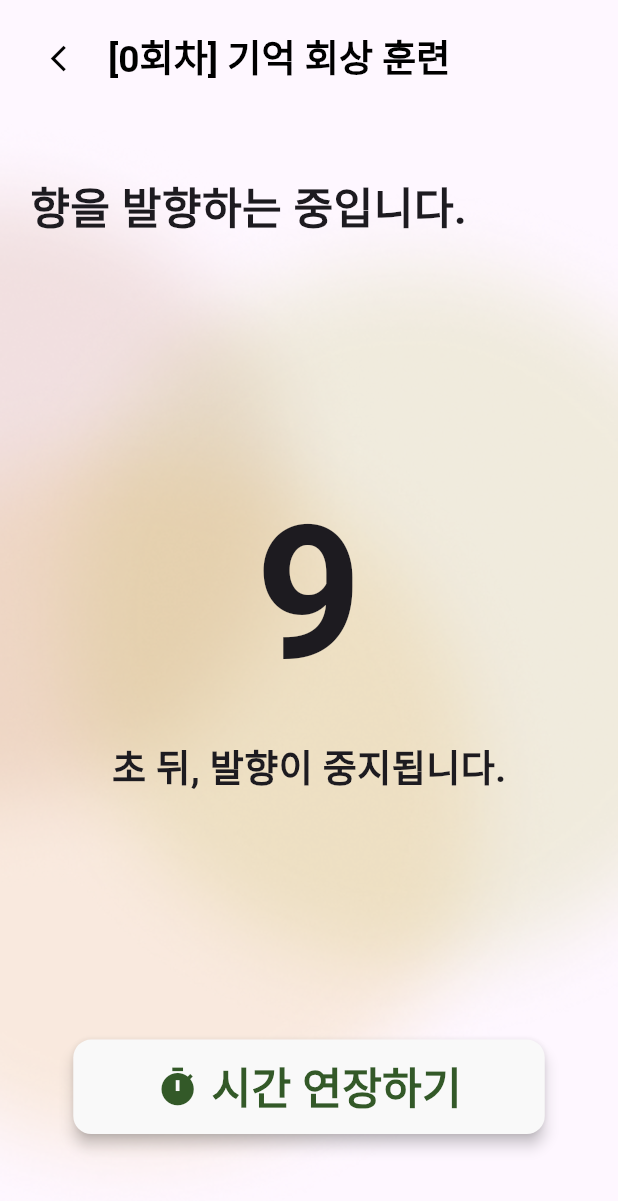
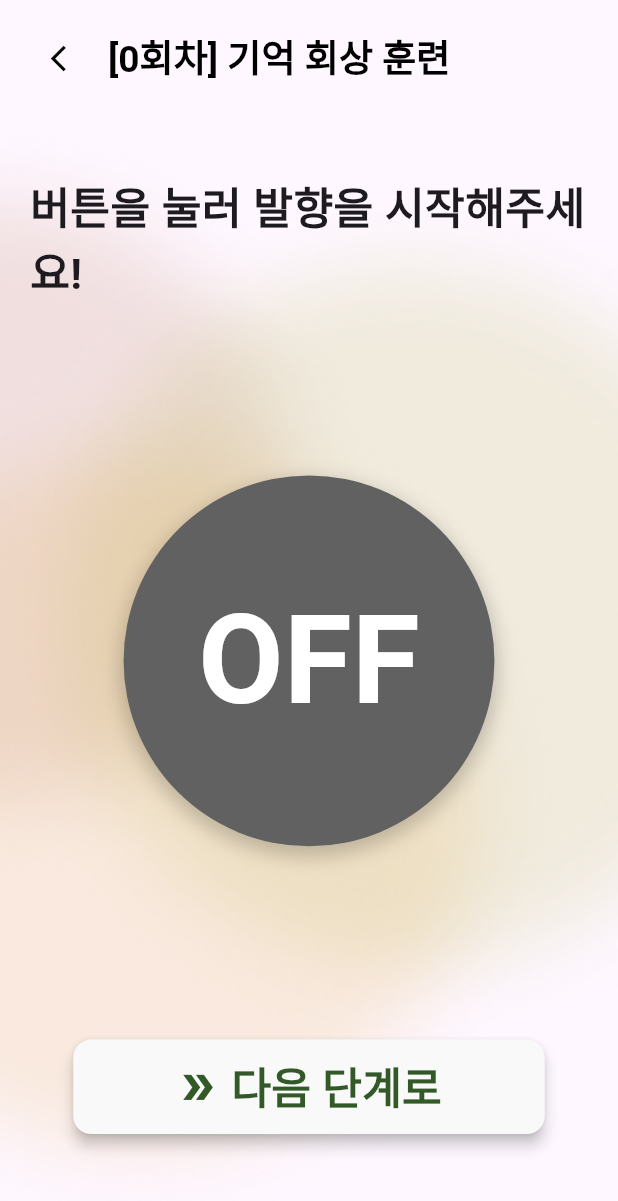
Before and after one commit to deepscent-cnu/deepscent-cnu-app, a Flutter app: the MemoryRecallTrainingScreen screen opened directly with empty values, on a phone screen of 412 x 824 dp. Shown: the top 1201 px of the screen. Run offline on Flutter 3.47's test engine with Material 3 defaults, Android fonts, the phone set to English and light mode, and no system bars; our stand-ins replace audioplayers, flutter_staggered_animations, flutter_tts, get, shared_preferences, speech_to_text; missing offline and left inert: record; accounts and stored records are empty.

Commit message:
feat: 기억 회상 훈련 발향 ON, OFF 로 변경

```diff
--- a/lib/common/data/device_api.dart
+++ b/lib/common/data/device_api.dart
@@ -34,6 +34,11 @@ class DeviceApi {
       );
 
       debugPrint('(Debug) 응답 상태 코드: ${response.statusCode}');
+      if (fanSpeed == 0) {
+        debugPrint('(Debug) 발향 중지 동작 성공');
+      } else {
+        debugPrint('(Debug) 발향 시작 동작 성공');
+      }
     } catch (e) {
       debugPrint('(Debug) 향기 제어 API 호출 중 오류 발생: $e');
     }
--- a/lib/features/memory_recall_training/presentation/screens/memory_recall_training_screen.dart
+++ b/lib/features/memory_recall_training/presentation/screens/memory_recall_training_screen.dart
@@ -7,6 +7,7 @@ import 'package:deepscent_cnu/features/memory_recall_training/presentation/scree
 import 'package:deepscent_cnu/common/widgets/custom_app_bar.dart';
 import 'package:flutter/material.dart';
 import 'package:get/get.dart';
+import 'dart:async';
 
 class MemoryRecallTrainingScreen extends StatefulWidget {
   final int sessionIndex; // 회차
@@ -23,14 +24,15 @@ class MemoryRecallTrainingScreen extends StatefulWidget {
       MemoryRecallTrainingScreenState();
 }
 
-class MemoryRecallTrainingScreenState
-    extends State<MemoryRecallTrainingScreen> {
+class MemoryRecallTrainingScreenState extends State<MemoryRecallTrainingScreen>
+    with SingleTickerProviderStateMixin {
   final memoryRecallTrainingController =
       Get.find<MemoryRecallTrainingController>();
-  int remainTime = 10;
-  String message = "초 뒤, 발향이 중지됩니다.";
-  bool isStopped = false;
+  bool isDifussed = false;
   bool showHelp = false;
+
+  late AnimationController _animationController;
+  late Animation<double> _animation;
 
   void toggleHelp() {
     setState(() {
@@ -41,30 +43,47 @@ class MemoryRecallTrainingScreenState
   @override
   void initState() {
     super.initState();
-    startTrainingCycle();
+    _animationController = AnimationController(
+      vsync: this,
+      duration: const Duration(seconds: 2), // 물결이 퍼지는 속도
+    );
+
+    _animation = Tween<double>(begin: 0, end: 1).animate(_animationController)
+      ..addListener(() {
+        // 애니메이션 값이 변경될 때마다 위젯을 다시 그리도록 설정
+        setState(() {});
+      });
   }
 
-  Future<void> startTrainingCycle() async {
-    isStopped = false;
+  @override
+  void dispose() {
+    _animationController.dispose();
+    super.dispose();
+  }
+
+  Future<void> toggleScent() async {
+    setState(() {
+      isDifussed = !isDifussed;
+    });
+
     int deviceNumber = memoryRecallTrainingController.deviceNumber;
     int fanNumber = memoryRecallTrainingController.fanNumber;
+
+    if (isDifussed) {
       await DeviceApi.controlScentDeviceSlot(deviceNumber, fanNumber, 3);
-    await Future.delayed(const Duration(seconds: 1));
-
-    while (remainTime > 1) {
-      if (isStopped) {
-        return;
+      _animationController.repeat();
+    } else {
+      await DeviceApi.controlScentDeviceSlot(deviceNumber, fanNumber, 0);
+      _animationController.stop();
+    }
   }
 
-      setState(() {
-        remainTime -= 1;
-      });
+  Future<void> goNextStep() async {
+    int deviceNumber = memoryRecallTrainingController.deviceNumber;
+    int fanNumber = memoryRecallTrainingController.fanNumber;
+    await DeviceApi.controlScentDeviceSlot(deviceNumber, fanNumber, 0);
 
-      await Future.delayed(const Duration(seconds: 1));
-    }
-
-    if (!isStopped && context.mounted) {
-      await DeviceApi.controlScentDeviceSlot(deviceNumber, fanNumber, 0);
+    if (context.mounted) {
       Navigator.pushReplacement(
         context,
         MaterialPageRoute(
@@ -79,7 +98,6 @@ class MemoryRecallTrainingScreenState
   }
 
   Future<void> stopTrainingCycle() async {
-    isStopped = true;
     int deviceNumber = memoryRecallTrainingController.deviceNumber;
     int fanNumber = memoryRecallTrainingController.fanNumber;
     await DeviceApi.controlScentDeviceSlot(deviceNumber, fanNumber, 0);
@@ -91,12 +109,6 @@ class MemoryRecallTrainingScreenState
       MaterialPageRoute(builder: (_) => const OlfactoryTrainingListScreen()),
       (route) => false,
     );
-  }
-
-  void extendTime() {
-    setState(() {
-      remainTime += 10;
-    });
   }
 
   void showTrainingCarouselModal(BuildContext context) {
@@ -224,9 +236,11 @@ class MemoryRecallTrainingScreenState
                     const SizedBox(height: 24),
                     const SizedBox(height: 16),
                     Text(
-                      memoryRecallTrainingController.scentName.isNotEmpty
+                      isDifussed
+                          ? memoryRecallTrainingController.scentName.isNotEmpty
                               ? '${memoryRecallTrainingController.scentName} 향을 발향하는 중입니다.'
-                          : '향을 발향하는 중입니다.',
+                              : '향을 발향하는 중입니다.'
+                          : "버튼을 눌러 발향을 시작해주세요!",
                       style: TextStyle(
                         fontSize: screenWidth * 0.07,
                         fontWeight: FontWeight.bold,
@@ -234,25 +248,43 @@ class MemoryRecallTrainingScreenState
                     ),
                     Expanded(
                       child: Center(
-                        child: Column(
-                          mainAxisAlignment: MainAxisAlignment.center,
-                          children: [
-                            Text(
-                              remainTime.toString(),
+                        child: CustomPaint(
+                          painter:
+                              isDifussed
+                                  ? RipplePainter(_animation.value)
+                                  : null,
+                          child: GestureDetector(
+                            onTap: toggleScent,
+                            child: Container(
+                              width: screenWidth * 0.6,
+                              height: screenWidth * 0.6,
+                              decoration: BoxDecoration(
+                                color:
+                                    isDifussed
+                                        ? const Color(0xFF2E7D32)
+                                        : const Color(0xFF616161),
+                                shape: BoxShape.circle,
+                                boxShadow: [
+                                  BoxShadow(
+                                    color: Colors.black.withOpacity(0.2),
+                                    spreadRadius: 2,
+                                    blurRadius: 10,
+                                    offset: const Offset(0, 5),
+                                  ),
+                                ],
+                              ),
+                              child: Center(
+                                child: Text(
+                                  isDifussed ? "ON" : "OFF",
                                   style: TextStyle(
-                                fontSize: screenWidth * 0.3,
+                                    color: Colors.white,
+                                    fontSize: screenWidth * 0.2,
                                     fontWeight: FontWeight.bold,
                                   ),
                                 ),
-                            SizedBox(height: screenWidth * 0.02),
-                            Text(
-                              "초 뒤, 발향이 중지됩니다.",
-                              style: TextStyle(
-                                fontSize: screenWidth * 0.06,
-                                fontWeight: FontWeight.bold,
                               ),
                             ),
-                          ],
+                          ),
                         ),
                       ),
                     ),
@@ -262,10 +294,13 @@ class MemoryRecallTrainingScreenState
                         vertical: screenWidth * 0.035,
                       ),
                       child: ButtonBasic(
-                        content: '시간 연장하기',
+                        content: '다음 단계로',
                         fontSize: screenWidth * 0.07,
-                        icon: Icon(Icons.timer, size: screenWidth * 0.07),
-                        function: () => extendTime(),
+                        icon: Icon(
+                          Icons.double_arrow,
+                          size: screenWidth * 0.07,
+                        ),
+                        function: goNextStep,
                       ),
                     ),
                     SizedBox(height: screenWidth * 0.13),
@@ -399,3 +434,39 @@ class MemoryRecallTrainingScreenState
     );
   }
 }
+
+class RipplePainter extends CustomPainter {
+  final double progress;
+  late Paint _paint;
+
+  RipplePainter(this.progress) {
+    _paint = Paint();
+  }
+
+  @override
+  void paint(Canvas canvas, Size size) {
+    double radius = size.width / 2;
+    double strokeWidth = 3; // 물결 두께
+
+    // 2개의 물결을 시차를 두고 그립니다.
+    for (int i = 0; i < 2; i++) {
+      double waveProgress = (progress + (i * 0.5)) % 1.0;
+
+      // 물결의 투명도: 시작할 때 진하고 퍼지면서 연해집니다.
+      double alpha = (255 * (1 - waveProgress)).clamp(0, 255).toDouble();
+      _paint.color = Color(0xFF4CAF50).withAlpha(alpha.toInt());
+      _paint.style = PaintingStyle.stroke;
+      _paint.strokeWidth = strokeWidth * (1 - waveProgress); // 퍼지면서 얇아짐
+
+      // 물결의 반지름: 점점 커집니다.
+      double waveRadius = radius + (radius * waveProgress);
+
+      canvas.drawCircle(Offset(radius, radius), waveRadius, _paint);
+    }
+  }
+
+  @override
+  bool shouldRepaint(covariant CustomPainter oldDelegate) {
+    return true;
+  }
+}
```
Lines whose indentation alone changed are shown as unchanged.
